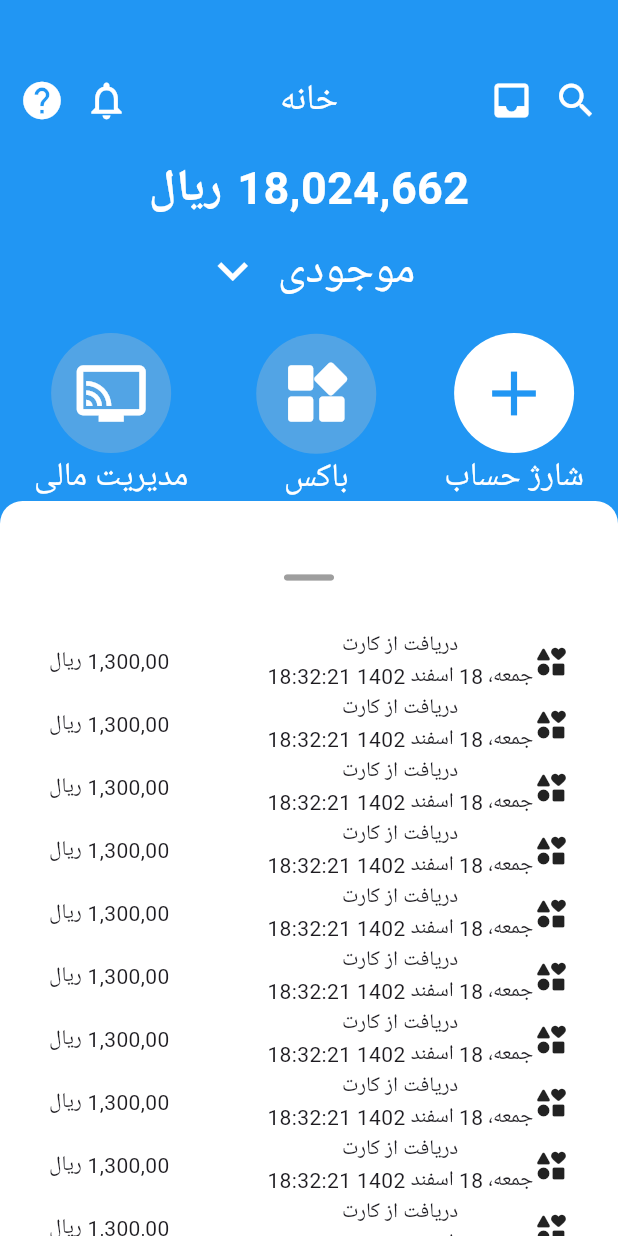
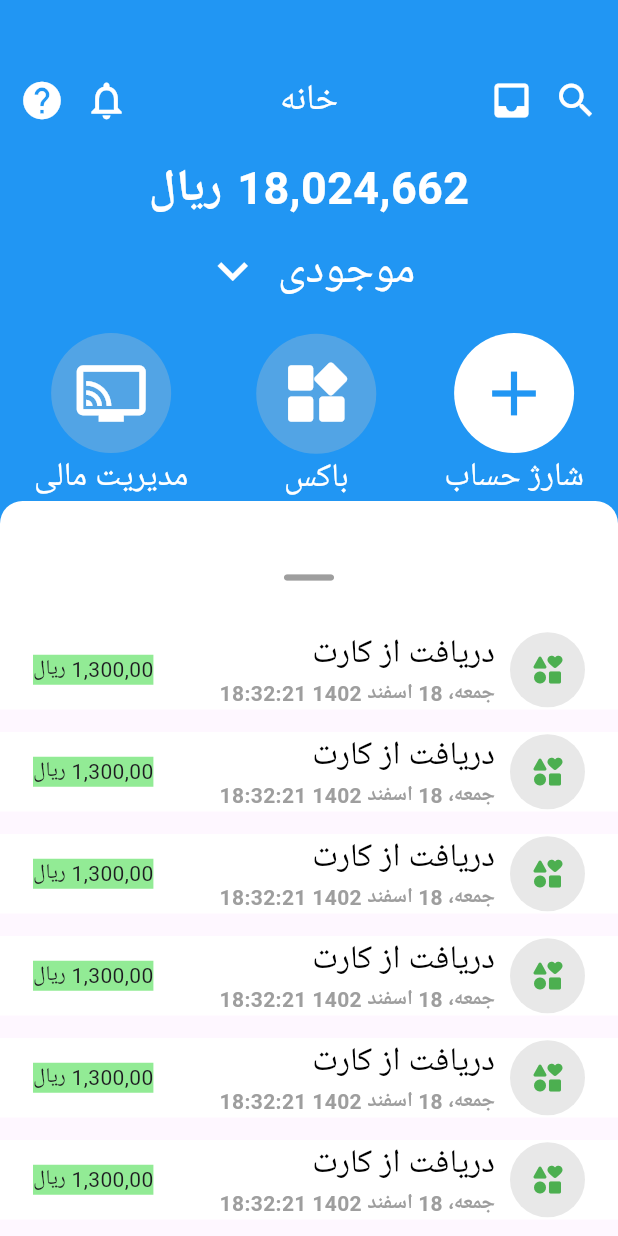
Before and after one commit to mahdiramezanii/blue-bank-application, a Flutter app: the HomeScrean screen opened directly, on a phone screen of 412 x 824 dp. Run offline on Flutter 3.47's test engine with Material 3 defaults, Android fonts, the phone set to English and light mode, and no system bars.

Commit message:
compalted home page

```diff
--- a/lib/screan/home_srean.dart
+++ b/lib/screan/home_srean.dart
@@ -224,25 +224,53 @@
               delegate: SliverChildBuilderDelegate(childCount: 10,
                   (BuildContext context, int index) {
                 return Container(
+                  margin: EdgeInsets.only(bottom: 15),
                   color: Colors.white,
                   child: Row(
                     mainAxisAlignment: MainAxisAlignment.spaceAround,
                     children: [
-                      Row(
-                        children: [
-                          Text("ریال"),
-                          Text(" 1,300,00"),
-                        ],
+                      Container(
+                        color: Color.fromARGB(255, 146, 235, 149),
+                        child: Row(
+                          children: [
+                            Text("ریال"),
+                            Text(" 1,300,00"),
+                          ],
+                        ),
                       ),
                       Row(
                         children: [
                           Column(
+                            crossAxisAlignment: CrossAxisAlignment.end,
                             children: [
-                              Text("دریافت از کارت"),
-                              Text("جمعه، 18 اسفند 1402 18:32:21")
+                              Text(
+                                "دریافت از کارت",
+                                style: TextStyle(
+                                    color: Colors.black, fontSize: 22),
+                              ),
+                              Text(
+                                "جمعه، 18 اسفند 1402 18:32:21",
+                                style: TextStyle(
+                                  color: Colors.grey,
+                                  fontWeight: FontWeight.bold,
+                                ),
+                              )
                             ],
                           ),
-                          Icon(Icons.interests_rounded)
+                          SizedBox(
+                            width: 10,
+                          ),
+                          Container(
+                            width: 50,
+                            height: 50,
+                            decoration: BoxDecoration(
+                                color: Color.fromRGBO(197, 197, 197, 0.4),
+                                borderRadius: BorderRadius.circular(100)),
+                            child: Icon(
+                              Icons.interests_rounded,
+                              color: Colors.green,
+                            ),
+                          )
                         ],
                       )
                     ],
```
